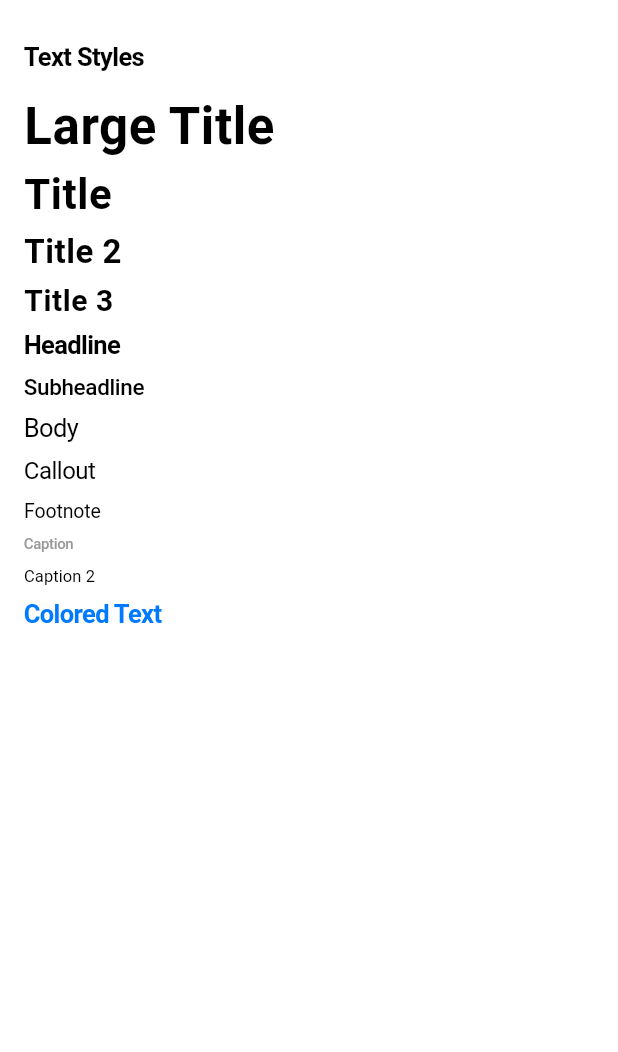
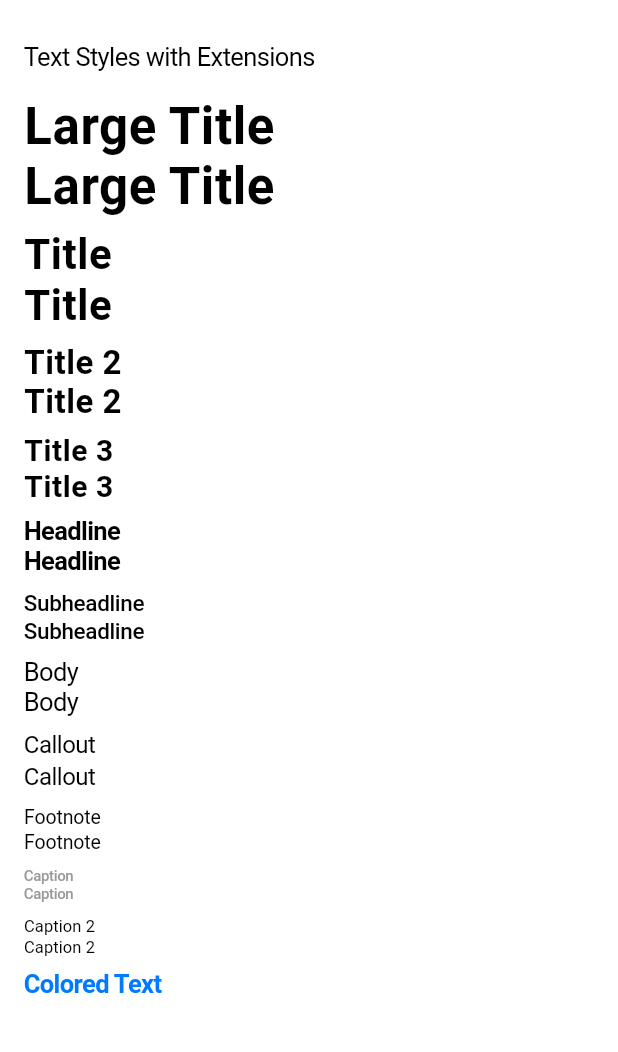
Before and after one commit to islamdidarmd/ios_typography_flutter, a Flutter app: the screen it shows after launch, on a phone screen of 412 x 824 dp, the part 48-1100 px from its top. Run offline on Flutter 3.47's test engine with Material 3 defaults, Android fonts, the phone set to English and light mode, and no system bars.

Commit message:
Add Flutter styles text styles

```diff
--- a/example/lib/main.dart
+++ b/example/lib/main.dart
@@ -1,17 +1,11 @@
 import 'package:flutter/cupertino.dart';
 import 'package:ios_typography/ios_typography.dart';
 
-/// Main entry point for the application
 void main() {
   runApp(const IOSTypographyExample());
 }
 
-/// The root widget of the iOS Typography example app.
-///
-/// This widget sets up the Cupertino app with a light theme and displays
-/// the typography demo page.
 class IOSTypographyExample extends StatelessWidget {
-  /// Creates a new [IOSTypographyExample] instance.
   const IOSTypographyExample({super.key});
 
   @override
@@ -24,11 +18,7 @@ class IOSTypographyExample extends StatelessWidget {
   }
 }
 
-/// The main page of the app that displays all the typography styles.
-///
-/// This page showcases all the available text styles provided by the ios_typography package.
 class TypographyDemoPage extends StatelessWidget {
-  /// Creates a new [TypographyDemoPage] instance.
   const TypographyDemoPage({super.key});
 
   @override
@@ -45,48 +35,58 @@ class TypographyDemoPage extends StatelessWidget {
               crossAxisAlignment: CrossAxisAlignment.start,
               children: [
                 // Section title
-                const Text('Text Styles').headline(),
+                const Text('Text Styles with Extensions').body(),
                 const SizedBox(height: 16),
 
                 // Text style examples
                 const Text('Large Title').largeTitle(),
+                Text('Large Title', style: IOSTextStyles.largeTitle()),
                 const SizedBox(height: 8),
 
                 const Text('Title').title(),
+                Text('Title', style: IOSTextStyles.title()),
                 const SizedBox(height: 8),
 
                 const Text('Title 2').title2(),
+                Text('Title 2', style: IOSTextStyles.title2()),
                 const SizedBox(height: 8),
 
                 const Text('Title 3').title3(),
+                Text('Title 3', style: IOSTextStyles.title3()),
                 const SizedBox(height: 8),
 
                 const Text('Headline').headline(),
+                Text('Headline', style: IOSTextStyles.headline()),
                 const SizedBox(height: 8),
 
                 const Text('Subheadline').subheadline(),
+                Text('Subheadline', style: IOSTextStyles.subheadline()),
                 const SizedBox(height: 8),
 
                 const Text('Body').body(),
+                Text('Body', style: IOSTextStyles.body()),
                 const SizedBox(height: 8),
 
                 const Text('Callout').callout(),
+                Text('Callout', style: IOSTextStyles.callout()),
                 const SizedBox(height: 8),
 
                 const Text('Footnote').footnote(),
+                Text('Footnote', style: IOSTextStyles.footnote()),
                 const SizedBox(height: 8),
 
                 const Text('Caption').caption(),
+                Text('Caption', style: IOSTextStyles.caption()),
                 const SizedBox(height: 8),
 
                 const Text('Caption 2').caption2(),
+                Text('Caption 2', style: IOSTextStyles.caption2()),
                 const SizedBox(height: 8),
 
                 // Example of styled text with Cupertino colors
                 const Text('Colored Text').headline().copyWith(
                       style: const TextStyle(color: CupertinoColors.systemBlue),
                     ),
-                const SizedBox(height: 8),
               ],
             ),
           ),
@@ -95,37 +95,3 @@ class TypographyDemoPage extends StatelessWidget {
     );
   }
 }
-
-/// Extension to make it easier to apply additional styles to Text widgets.
-///
-/// This extension allows you to apply additional styling to a Text widget
-/// that has already been styled with typography extensions, enabling
-/// fine-grained control over appearance.
-extension TextCopyWith on Text {
-  /// Creates a copy of this Text with the given style merged into the existing style.
-  ///
-  /// This is useful for adding color, decoration, or other style properties
-  /// to a Text widget that already has typography styling applied.
-  ///
-  /// @param style The style to merge with the existing style
-  /// @return A new Text widget with the merged style
-  Text copyWith({TextStyle? style}) {
-    final TextStyle currentStyle = this.style ?? const TextStyle();
-    return Text(
-      data ?? '',
-      style: currentStyle.merge(style),
-      strutStyle: strutStyle,
-      textAlign: textAlign,
-      textDirection: textDirection,
-      locale: locale,
-      softWrap: softWrap,
-      overflow: overflow,
-      // ignore: deprecated_member_use
-      textScaleFactor: textScaleFactor,
-      maxLines: maxLines,
-      semanticsLabel: semanticsLabel,
-      textWidthBasis: textWidthBasis,
-      textHeightBehavior: textHeightBehavior,
-    );
-  }
-}
--- a/example/pubspec.yaml
+++ b/example/pubspec.yaml
@@ -19,5 +19,4 @@ dev_dependencies:
     sdk: flutter
 
 flutter:
-  # This section identifies this package as a Flutter package.
   uses-material-design: false
--- a/lib/ios_typography.dart
+++ b/lib/ios_typography.dart
@@ -4,3 +4,4 @@
 library ios_typography;
 
 export 'src/text_style_extension.dart';
+export 'src/text_styles.dart';
--- /dev/null
+++ b/lib/src/text_styles.dart
@@ -0,0 +1,111 @@
+/// Text styles for iOS.
+///
+/// This class provides a collection of text styles that are commonly used in iOS applications.
+/// It includes styles for large titles, titles, title2, title3, body, callout, subheadline,
+/// footnote, caption, and caption2.
+
+import 'package:flutter/cupertino.dart';
+
+class IOSTextStyles {
+  static const CupertinoTextThemeData _baseTextTheme = CupertinoTextThemeData();
+
+  /// Applies a large title text style to the text.
+  ///
+  /// Similar to SwiftUI's .font(.largeTitle) modifier.
+  static TextStyle largeTitle() {
+    return _baseTextTheme.navLargeTitleTextStyle;
+  }
+
+  /// Applies a title text style to the text.
+  ///
+  /// Similar to SwiftUI's .font(.title) modifier.
+  static TextStyle title() {
+    return const TextStyle(
+      fontSize: 28.0,
+      fontWeight: FontWeight.bold,
+      letterSpacing: 0.36,
+      height: 1.2,
+    );
+  }
+
+  /// Applies a title 2 text style to the text.
+  ///
+  /// Similar to SwiftUI's .font(.title2) modifier.
+  static TextStyle title2() {
+    return const TextStyle(
+      fontSize: 22.0,
+      fontWeight: FontWeight.bold,
+      letterSpacing: 0.35,
+      height: 1.2,
+    );
+  }
+
+  static TextStyle title3() {
+    return const TextStyle(
+      fontSize: 20.0,
+      fontWeight: FontWeight.w600,
+      letterSpacing: 0.38,
+      height: 1.2,
+    );
+  }
+
+  static TextStyle headline() {
+    return _baseTextTheme.navTitleTextStyle;
+  }
+
+  static TextStyle subheadline() {
+    return const TextStyle(
+      fontSize: 15.0,
+      fontWeight: FontWeight.w500,
+      letterSpacing: -0.24,
+      height: 1.3,
+    );
+  }
+
+  static TextStyle body() {
+    return _baseTextTheme.textStyle;
+  }
+
+  /// Applies a callout text style to the text.
+  ///
+  /// Similar to SwiftUI's .font(.callout) modifier.
+  static TextStyle callout() {
+    return const TextStyle(
+      fontSize: 16.0,
+      fontWeight: FontWeight.w400,
+      letterSpacing: -0.32,
+      height: 1.3,
+    );
+  }
+
+  /// Applies a footnote text style to the text.
+  ///
+  /// Similar to SwiftUI's .font(.footnote) modifier.
+  static TextStyle footnote() {
+    return const TextStyle(
+      fontSize: 13.0,
+      fontWeight: FontWeight.w400,
+      letterSpacing: -0.08,
+      height: 1.3,
+    );
+  }
+
+  /// Applies a caption text style to the text.
+  ///
+  /// Similar to SwiftUI's .font(.caption) modifier.
+  static TextStyle caption() {
+    return _baseTextTheme.tabLabelTextStyle;
+  }
+
+  /// Applies a caption 2 text style to the text.
+  ///
+  /// Similar to SwiftUI's .font(.caption2) modifier.
+  static TextStyle caption2() {
+    return const TextStyle(
+      fontSize: 11.0,
+      fontWeight: FontWeight.w400,
+      letterSpacing: 0.06,
+      height: 1.3,
+    );
+  }
+}
```
Also changed, not shown: analysis_options.yaml (+1 -19 lines), lib/src/text_style_extension.dart (+37 -73 lines), pubspec.yaml (+5 -5 lines), demo/demo.png (added), 277 other files.
